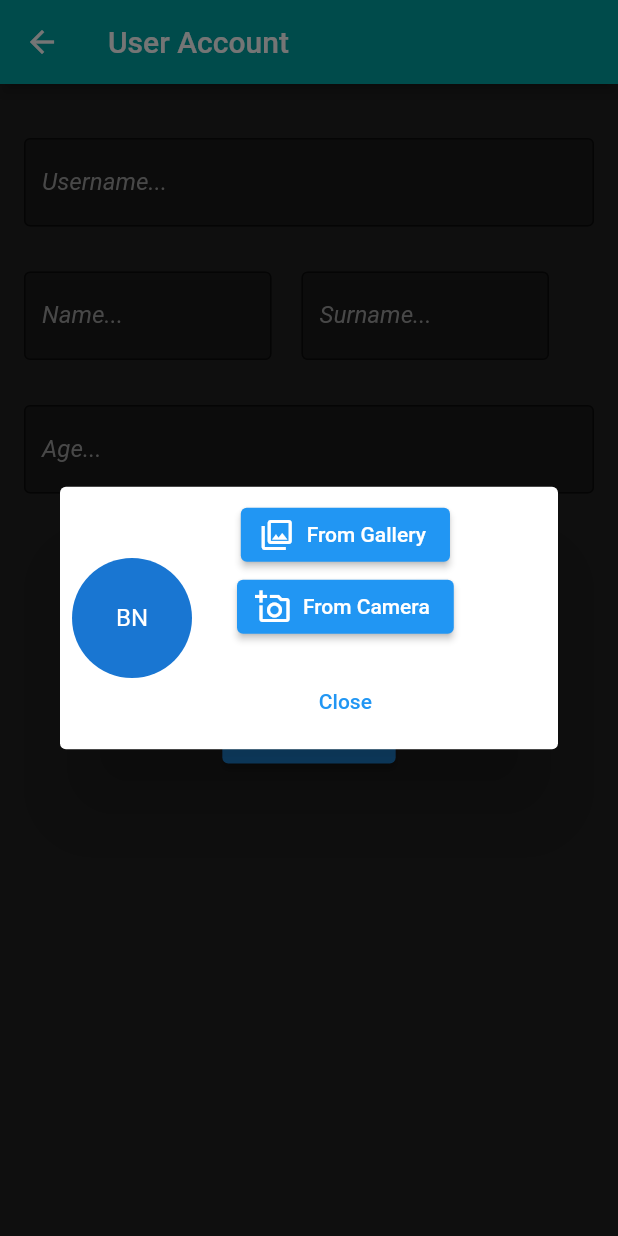
After one commit to mirkomiki/medsearch, a Flutter app: the UserEdit screen opened by its route, after a tap on "Upload photo", on a phone screen of 412 x 824 dp. The commit adds this screen. Run offline on Flutter 3.47's test engine with Material 2 defaults, Android fonts, the phone set to English and light mode, and no system bars; our stand-ins replace animated_splash_screen, flutter_spinkit, image_picker; missing offline and left inert: animated_snack_bar, dart:ffi, flutter_email_sender.

Commit message:
upload image works

```diff
--- /dev/null
+++ b/lib/TypesOfData/uploadPhotoDialog.dart
@@ -0,0 +1,63 @@
+import 'dart:io';
+
+import 'package:flutter/material.dart';
+import 'package:flutter/services.dart';
+import 'package:image_picker/image_picker.dart';
+import 'package:medsearch/globals.dart';
+
+// ignore: non_constant_identifier_names, must_be_immutable
+class UploadPhotoDialog extends StatefulWidget {
+
+
+  const UploadPhotoDialog({super.key});
+
+  @override
+  State<UploadPhotoDialog> createState() => _UploadPhotoDialogState();
+}
+
+class _UploadPhotoDialogState extends State<UploadPhotoDialog> {
+  File? image;
+  Future pickImage(ImageSource source) async{
+    try {
+
+      final image = await ImagePicker().pickImage(source: source);
+      if( image == null) return;
+
+      final imageTemporary = File(image.path);
+      setState(() => this.image = imageTemporary);
+
+    } on PlatformException catch (e) {
+      print('Failed to pick image $e');
+  }
+  }
+
+  @override
+  Widget build(BuildContext context) {
+    return Dialog(
+      child: Padding(
+        padding: const EdgeInsets.all(8.0),
+        child: Row(
+          children: [
+            image != null  ? CircleAvatar(radius: 40, backgroundImage: Image.file(image!).image,) : CircleAvatar(radius: 40,child: localUser.avatar,),
+            Padding(padding: EdgeInsets.all(15)),
+            Column(
+              mainAxisSize: MainAxisSize.min,
+              mainAxisAlignment: MainAxisAlignment.center,
+              children: <Widget>[
+                ElevatedButton.icon(onPressed: () => {pickImage(ImageSource.gallery)},icon: const Icon(Icons.photo_library_outlined), label: const Text('From Gallery')),
+                ElevatedButton.icon(onPressed: () => {pickImage(ImageSource.camera)},icon: const Icon(Icons.add_a_photo_outlined) ,label: const Text('From Camera')),
+                const SizedBox(height: 15),
+                TextButton(
+                  onPressed: () {
+                    Navigator.pop(context);
+                  },
+                  child: const Text('Close'),
+                ),
+              ],
+            ),
+          ],
+        ),
+      ),
+    );
+  }
+}
--- a/lib/TypesOfData/user.dart
+++ b/lib/TypesOfData/user.dart
@@ -16,7 +16,7 @@ class User{
   User({required this.username, required this.name, required this.surname, required this.age, }){
     id = userCount + 1;
     String firstLetterName = name.characters.elementAt(0);
-    String firstLetterSurname = name.characters.elementAt(0);
+    String firstLetterSurname = surname.characters.elementAt(0);
     avatar = CircleAvatar(child: Text('$firstLetterName$firstLetterSurname'),);
   }
 }
--- a/lib/settingsPages/userAccount.dart
+++ b/lib/settingsPages/userAccount.dart
@@ -3,8 +3,10 @@ import "dart:async";
 import "package:animated_snack_bar/animated_snack_bar.dart";
 import "package:flutter/material.dart";
 import "package:flutter/scheduler.dart";
+import "package:image_picker/image_picker.dart";
 import "package:medsearch/Pages/pages.dart";
 import "package:medsearch/Pages/settings.dart";
+import "package:medsearch/TypesOfData/uploadPhotoDialog.dart";
 import "package:medsearch/globals.dart";
 
 class UserEdit extends StatefulWidget {
@@ -97,6 +99,16 @@ class _UserEditState extends State<UserEdit> {
                         const Padding(padding: EdgeInsets.all(25)),
                         ElevatedButton(onPressed: () => {finishUserAccountEdit(), Navigator.of(context).pop()},
                         child: const Text('Save changes'),),
+                        localUser.avatar,
+
+
+                        ElevatedButton(
+                          onPressed: () => showDialog<String>(
+                            context: context,
+                            builder: (BuildContext context) => UploadPhotoDialog()
+                          ),
+                          child: const Text('Upload photo'),
+                        ),
                       ],
 
                     ),
--- a/pubspec.yaml
+++ b/pubspec.yaml
@@ -44,6 +44,7 @@ dependencies:
   flutter_form_builder: ^9.1.1
   flutter_email_sender: ^6.0.2
   mailer: ^6.0.1
+  image_picker: ^1.0.4
 
 dev_dependencies:
   flutter_test:
```
Also changed, not shown: pubspec.lock, 6 other files.
